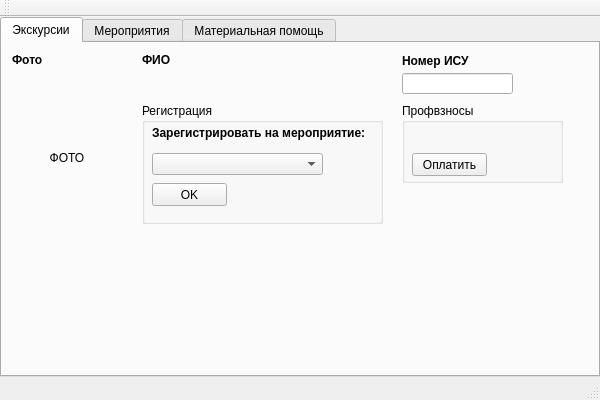
Old version of the form profcom_cards/profkom.ui in the repository egornevezhin/profcom_cards.
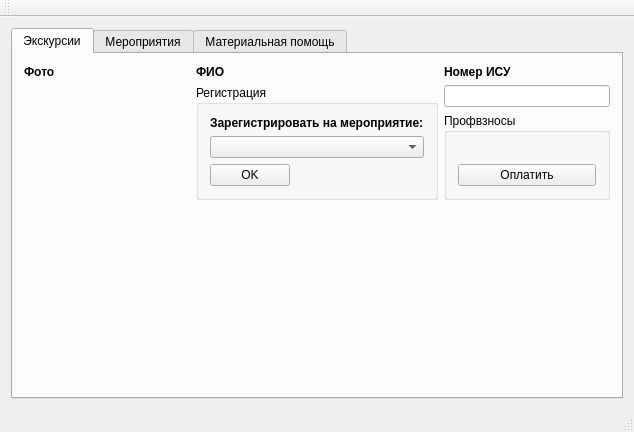
New version of the form. The open tabs and pages were chosen to show the change.

The edit to the form file:
```diff
--- a/profcom_cards/profkom.ui
+++ b/profcom_cards/profkom.ui
@@ -9,23 +9,17 @@
    <rect>
     <x>0</x>
     <y>0</y>
-    <width>600</width>
-    <height>400</height>
+    <width>634</width>
+    <height>432</height>
    </rect>
   </property>
   <property name="windowTitle">
    <string>Profkom</string>
   </property>
   <widget class="QWidget" name="centralWidget">
+   <layout class="QVBoxLayout" name="verticalLayout">
+    <item>
    <widget class="QTabWidget" name="tabWidget">
-    <property name="geometry">
-     <rect>
-      <x>0</x>
-      <y>0</y>
-      <width>600</width>
-      <height>360</height>
-     </rect>
-    </property>
     <property name="toolTip">
      <string/>
     </property>
@@ -36,44 +30,11 @@
      <attribute name="title">
       <string>Экскурсии</string>
      </attribute>
-     <widget class="QLineEdit" name="ISU">
-      <property name="geometry">
-       <rect>
-        <x>400</x>
-        <y>30</y>
-        <width>111</width>
-        <height>21</height>
-       </rect>
-      </property>
-     </widget>
-     <widget class="QLabel" name="label">
-      <property name="geometry">
-       <rect>
-        <x>400</x>
-        <y>10</y>
-        <width>71</width>
-        <height>16</height>
-       </rect>
-      </property>
-      <property name="font">
-       <font>
-        <weight>75</weight>
-        <bold>true</bold>
-       </font>
-      </property>
-      <property name="text">
-       <string>Номер ИСУ</string>
-      </property>
-     </widget>
+       <layout class="QHBoxLayout" name="horizontalLayout_3">
+        <item>
+         <layout class="QVBoxLayout" name="verticalLayout_2">
+          <item>
      <widget class="QLabel" name="label_2">
-      <property name="geometry">
-       <rect>
-        <x>10</x>
-        <y>10</y>
-        <width>47</width>
-        <height>13</height>
-       </rect>
-      </property>
       <property name="font">
        <font>
         <weight>75</weight>
@@ -84,15 +45,57 @@
        <string>Фото</string>
       </property>
      </widget>
+          </item>
+          <item>
+           <widget class="QLabel" name="labelPhoto">
+            <property name="layoutDirection">
+             <enum>Qt::LeftToRight</enum>
+            </property>
+            <property name="autoFillBackground">
+             <bool>false</bool>
+            </property>
+            <property name="text">
+             <string/>
+            </property>
+            <property name="alignment">
+             <set>Qt::AlignCenter</set>
+            </property>
+           </widget>
+          </item>
+          <item>
+           <spacer name="verticalSpacer">
+            <property name="orientation">
+             <enum>Qt::Vertical</enum>
+            </property>
+            <property name="sizeHint" stdset="0">
+             <size>
+              <width>20</width>
+              <height>40</height>
+             </size>
+            </property>
+           </spacer>
+          </item>
+          <item>
+           <spacer name="horizontalSpacer_2">
+            <property name="orientation">
+             <enum>Qt::Horizontal</enum>
+            </property>
+            <property name="sizeHint" stdset="0">
+             <size>
+              <width>40</width>
+              <height>20</height>
+             </size>
+            </property>
+           </spacer>
+          </item>
+         </layout>
+        </item>
+        <item>
+         <layout class="QVBoxLayout" name="verticalLayout_5">
+          <item>
+           <layout class="QHBoxLayout" name="horizontalLayout_2">
+            <item>
      <widget class="QLabel" name="label_3">
-      <property name="geometry">
-       <rect>
-        <x>140</x>
-        <y>10</y>
-        <width>47</width>
-        <height>13</height>
-       </rect>
-      </property>
       <property name="font">
        <font>
         <weight>75</weight>
@@ -103,40 +106,24 @@
        <string>ФИО</string>
       </property>
      </widget>
+            </item>
+            <item>
      <widget class="QLabel" name="Fio">
-      <property name="geometry">
-       <rect>
-        <x>140</x>
-        <y>30</y>
-        <width>241</width>
-        <height>16</height>
-       </rect>
-      </property>
       <property name="text">
        <string/>
       </property>
      </widget>
+            </item>
+           </layout>
+          </item>
+          <item>
      <widget class="QGroupBox" name="groupBox">
-      <property name="geometry">
-       <rect>
-        <x>140</x>
-        <y>60</y>
-        <width>241</width>
-        <height>121</height>
-       </rect>
-      </property>
       <property name="title">
        <string>Регистрация</string>
       </property>
+            <layout class="QVBoxLayout" name="verticalLayout_3">
+             <item>
       <widget class="QLabel" name="label_5">
-       <property name="geometry">
-        <rect>
-         <x>10</x>
-         <y>20</y>
-         <width>221</width>
-         <height>20</height>
-        </rect>
-       </property>
        <property name="font">
         <font>
          <weight>75</weight>
@@ -147,91 +134,109 @@
         <string>Зарегистрировать на мероприятие:</string>
        </property>
       </widget>
-      <widget class="QComboBox" name="Events">
-       <property name="geometry">
-        <rect>
-         <x>10</x>
-         <y>50</y>
-         <width>171</width>
-         <height>22</height>
-        </rect>
-       </property>
-      </widget>
+             </item>
+             <item>
+              <widget class="QComboBox" name="Events"/>
+             </item>
+             <item>
+              <layout class="QHBoxLayout" name="horizontalLayout">
+               <item>
       <widget class="QPushButton" name="buttonAddEvents">
-       <property name="geometry">
-        <rect>
-         <x>10</x>
-         <y>80</y>
-         <width>75</width>
-         <height>23</height>
-        </rect>
-       </property>
        <property name="text">
         <string>OK</string>
        </property>
       </widget>
-     </widget>
+               </item>
+               <item>
+                <spacer name="horizontalSpacer">
+                 <property name="orientation">
+                  <enum>Qt::Horizontal</enum>
+                 </property>
+                 <property name="sizeHint" stdset="0">
+                  <size>
+                   <width>40</width>
+                   <height>20</height>
+                  </size>
+                 </property>
+                </spacer>
+               </item>
+              </layout>
+             </item>
+            </layout>
+           </widget>
+          </item>
+          <item>
+           <spacer name="verticalSpacer_2">
+            <property name="orientation">
+             <enum>Qt::Vertical</enum>
+            </property>
+            <property name="sizeHint" stdset="0">
+             <size>
+              <width>20</width>
+              <height>40</height>
+             </size>
+            </property>
+           </spacer>
+          </item>
+         </layout>
+        </item>
+        <item>
+         <layout class="QVBoxLayout" name="verticalLayout_6">
+          <item>
+           <widget class="QLabel" name="label">
+            <property name="font">
+             <font>
+              <weight>75</weight>
+              <bold>true</bold>
+             </font>
+            </property>
+            <property name="text">
+             <string>Номер ИСУ</string>
+            </property>
+           </widget>
+          </item>
+          <item>
+           <widget class="QLineEdit" name="ISU"/>
+          </item>
+          <item>
      <widget class="QGroupBox" name="groupBox_2">
-      <property name="geometry">
-       <rect>
-        <x>400</x>
-        <y>60</y>
-        <width>161</width>
-        <height>80</height>
-       </rect>
-      </property>
       <property name="title">
        <string>Профвзносы</string>
       </property>
+            <layout class="QVBoxLayout" name="verticalLayout_4">
+             <item>
       <widget class="QLabel" name="Deposit">
-       <property name="geometry">
-        <rect>
-         <x>10</x>
-         <y>20</y>
-         <width>131</width>
-         <height>16</height>
-        </rect>
-       </property>
        <property name="text">
         <string/>
        </property>
       </widget>
+             </item>
+             <item>
       <widget class="QPushButton" name="buttonPayFees">
-       <property name="geometry">
-        <rect>
-         <x>10</x>
-         <y>50</y>
-         <width>75</width>
-         <height>23</height>
-        </rect>
-       </property>
        <property name="text">
         <string>Оплатить</string>
        </property>
       </widget>
-     </widget>
-     <widget class="QLabel" name="labelPhoto">
-      <property name="geometry">
-       <rect>
-        <x>10</x>
-        <y>40</y>
-        <width>110</width>
-        <height>150</height>
-       </rect>
-      </property>
-      <property name="layoutDirection">
-       <enum>Qt::LeftToRight</enum>
-      </property>
-      <property name="autoFillBackground">
-       <bool>false</bool>
-      </property>
-      <property name="text">
-       <string>ФОТО</string>
-      </property>
-      <property name="alignment">
-       <set>Qt::AlignCenter</set>
-      </property>
-     </widget>
+             </item>
+            </layout>
+           </widget>
+          </item>
+          <item>
+           <spacer name="verticalSpacer_3">
+            <property name="orientation">
+             <enum>Qt::Vertical</enum>
+            </property>
+            <property name="sizeHint" stdset="0">
+             <size>
+              <width>20</width>
+              <height>40</height>
+             </size>
+            </property>
+           </spacer>
+          </item>
+         </layout>
+        </item>
+       </layout>
     </widget>
     <widget class="QWidget" name="tab_2">
      <attribute name="title">
@@ -373,6 +378,8 @@
      </attribute>
     </widget>
    </widget>
+    </item>
+   </layout>
   </widget>
   <widget class="QMenuBar" name="menuBar">
    <property name="geometry">
```
Left out of the diff: 157 changed lines with no effect on the pictures. Lines whose indentation alone changed are shown as unchanged.
